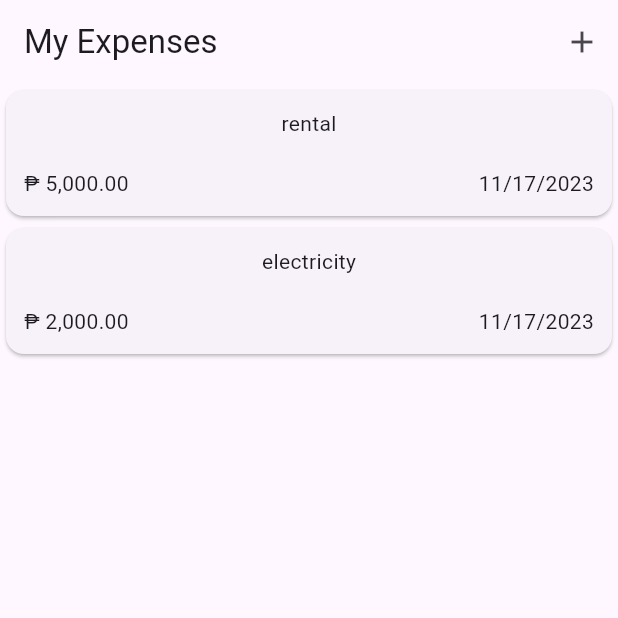
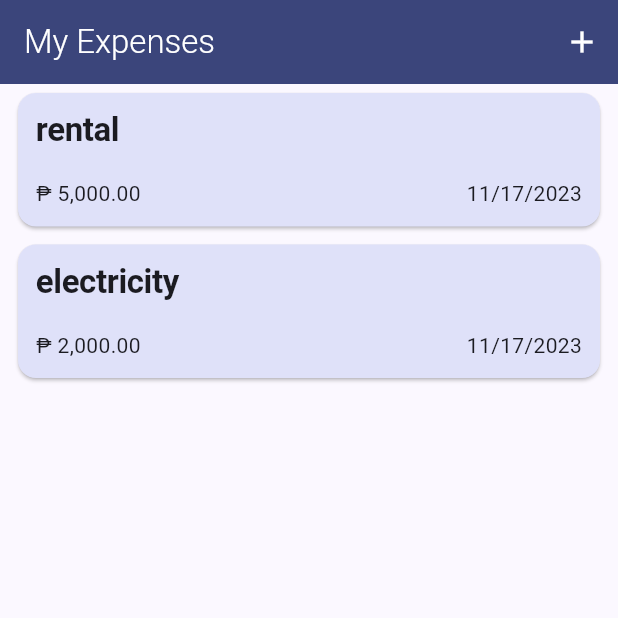
Before and after one commit to arnirie/mad_expensestracker_3a, a Flutter app: the screen it shows after launch, on a phone screen of 412 x 824 dp, the top half of it. Run offline on Flutter 3.47's test engine with Material 2 defaults, Android fonts, the phone set to English and light mode, and no system bars; our stand-ins replace gap.

Commit message:
update part3

```diff
--- a/lib/components/expenses_list_view.dart
+++ b/lib/components/expenses_list_view.dart
@@ -4,9 +4,11 @@ import 'package:intl/intl.dart';
 import 'package:mad1_expensestracker_3a/models/expenses_item.dart';
 
 class ExpensesListView extends StatelessWidget {
-  ExpensesListView({super.key, required this.expensesList});
+  ExpensesListView(
+      {super.key, required this.expensesList, required this.removeItem});
 
   List<ExpensesItem> expensesList;
+  Function(ExpensesItem item) removeItem;
 
   @override
   Widget build(BuildContext context) {
@@ -17,12 +19,32 @@ class ExpensesListView extends StatelessWidget {
     );
     return ListView.builder(
       itemCount: expensesList.length,
-      itemBuilder: (_, index) => Card(
+      itemBuilder: (_, index) => Dismissible(
+        key: ValueKey(expensesList[index].id),
+        direction: DismissDirection.endToStart,
+        background: Container(
+          alignment: Alignment.centerRight,
+          padding: const EdgeInsets.only(right: 12),
+          color: Colors.red,
+          child: Icon(
+            Icons.delete,
+            color: Colors.white,
+          ),
+        ),
+        // secondaryBackground: Container(
+        //   color: Colors.red,
+        // ),
+        onDismissed: (direction) => removeItem(expensesList[index]),
+        child: Card(
           child: Padding(
             padding: const EdgeInsets.all(12.0),
             child: Column(
+              crossAxisAlignment: CrossAxisAlignment.start,
               children: [
-              Text('${expensesList[index].description}'),
+                Text(
+                  '${expensesList[index].description}',
+                  style: Theme.of(context).textTheme.displayLarge,
+                ),
                 const Gap(20),
                 Row(
                   children: [
@@ -36,6 +58,7 @@ class ExpensesListView extends StatelessWidget {
             ),
           ),
         ),
+      ),
     );
   }
 }
--- a/lib/main.dart
+++ b/lib/main.dart
@@ -10,9 +10,41 @@ class ExpensesTrackerApp extends StatelessWidget {
 
   @override
   Widget build(BuildContext context) {
+    final colorScheme = ColorScheme.fromSeed(
+      seedColor: Color(0xFF001B79),
+    );
     return MaterialApp(
       theme: ThemeData(
         useMaterial3: true,
+        // scaffoldBackgroundColor: Colors.red,
+        colorScheme: colorScheme,
+        appBarTheme: AppBarTheme(
+          backgroundColor: colorScheme.onPrimaryContainer,
+          foregroundColor: colorScheme.onPrimary,
+          elevation: 4,
+        ),
+        cardTheme: CardTheme(
+          color: colorScheme.secondaryContainer,
+          margin: const EdgeInsets.symmetric(
+            vertical: 6,
+            horizontal: 12,
+          ),
+        ),
+        textTheme: TextTheme(
+          titleLarge: TextStyle(
+            fontWeight: FontWeight.w300,
+          ),
+          displayLarge: TextStyle(
+            fontSize: 22,
+            fontWeight: FontWeight.bold,
+          ),
+        ),
+        elevatedButtonTheme: ElevatedButtonThemeData(
+          style: ElevatedButton.styleFrom(
+            backgroundColor: colorScheme.onPrimaryContainer,
+            foregroundColor: colorScheme.onPrimary,
+          ),
+        ),
       ),
       debugShowCheckedModeBanner: false,
       home: ExpensesListScreen(),
--- a/lib/screens/expenses_list.dart
+++ b/lib/screens/expenses_list.dart
@@ -30,16 +30,60 @@ class _ExpensesListScreenState extends State<ExpensesListScreen> {
       builder: (_) => ExpensesEntry(
         addItem: addExpensesItem,
       ),
+      isScrollControlled: true,
     );
   }
 
+  void undoAddExpensesItem(ExpensesItem item) {
+    setState(() {
+      _expensesList.remove(item);
+    });
+  }
+
   void addExpensesItem(ExpensesItem item) {
-    _expensesList.add(item);
-    setState(() {});
+    setState(() {
+      _expensesList.add(item);
+      ScaffoldMessenger.of(context).showSnackBar(
+        SnackBar(
+          content: const Text('A new entry was added.'),
+          action: SnackBarAction(
+            label: 'Undo',
+            onPressed: () => undoAddExpensesItem(item),
+          ),
+        ),
+      );
+    });
+  }
+
+  void removeExpensesItem(ExpensesItem item) {
+    //get the index before remove
+    var index = _expensesList.indexOf(item);
+    setState(() {
+      _expensesList.remove(item);
+    });
+    print('list count: ${_expensesList.length}');
+    ScaffoldMessenger.of(context).showSnackBar(
+      SnackBar(
+        content: const Text('Item removed.'),
+        action: SnackBarAction(
+          label: 'Undo',
+          onPressed: () => undoRemoveItem(item, index),
+        ),
+      ),
+    );
+  }
+
+  void undoRemoveItem(ExpensesItem item, int index) {
+    print(index);
+    setState(() {
+      // _expensesList.add(item);
+      _expensesList.insert(index, item);
+    });
   }
 
   @override
   Widget build(BuildContext context) {
+    var width = MediaQuery.of(context).size.width;
     return Scaffold(
       appBar: AppBar(
         // backgroundColor: Colors.blu,
@@ -54,9 +98,20 @@ class _ExpensesListScreenState extends State<ExpensesListScreen> {
       body: Column(
         children: [
           Expanded(
-            child: ExpensesListView(
-              expensesList: _expensesList,
-            ),
+            child: _expensesList.isNotEmpty
+                ? ExpensesListView(
+                    expensesList: _expensesList,
+                    removeItem: removeExpensesItem,
+                  )
+                : Center(
+                    child: Opacity(
+                      opacity: 0.3,
+                      child: Image.asset(
+                        'assets/images/empty_list.png',
+                        width: width * 0.3,
+                      ),
+                    ),
+                  ),
           ),
         ],
       ),
```
Also changed, not shown: lib/components/expenses_entry.dart (+38 -1 lines), pubspec.yaml (+4 -6 lines), assets/images/empty_list.png (added). Lines whose indentation alone changed are shown as unchanged.
